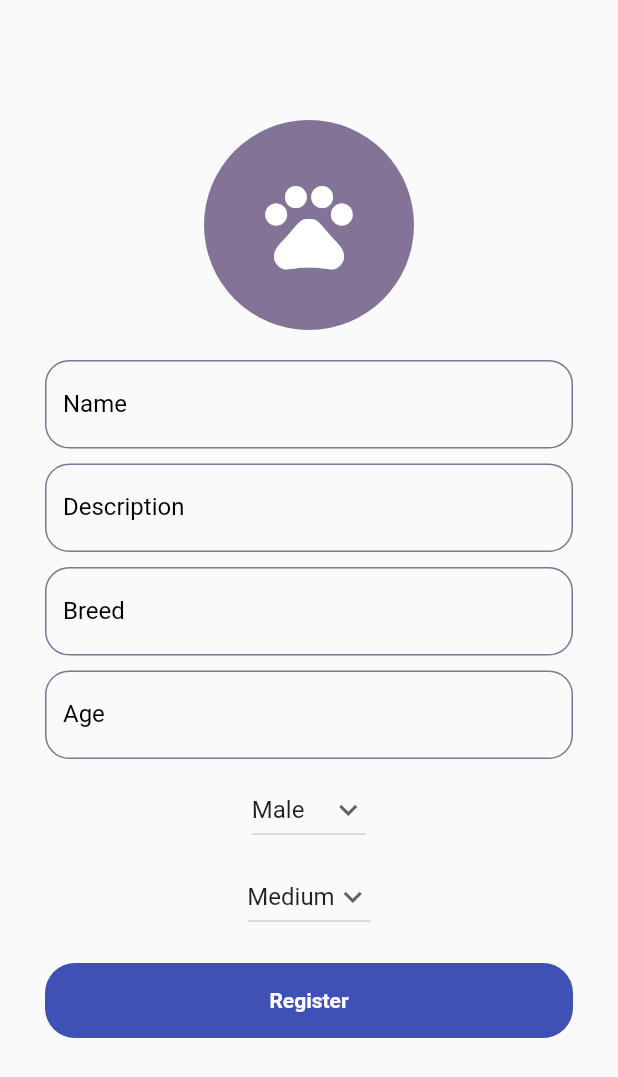
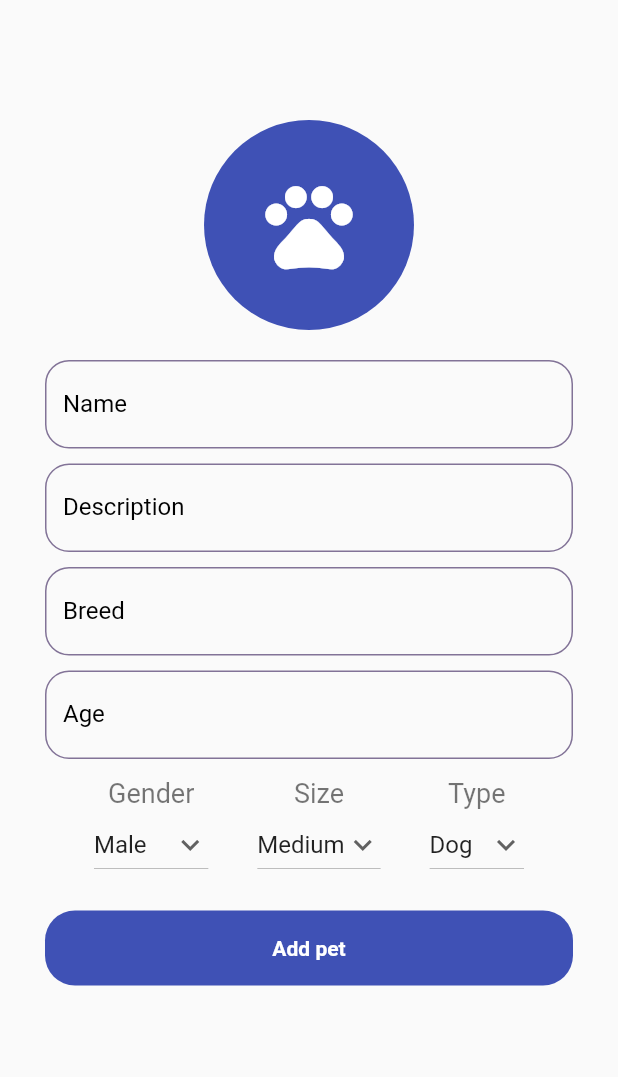
Before and after one commit to aymen-ziouche/Adoptini, a Flutter app: the AddPetPage screen opened by its route, on a phone screen of 412 x 824 dp. Shown: the top 1077 px of the screen. Run offline on Flutter 3.47's test engine with Material 2 defaults, Android fonts, the phone set to English and light mode, and no system bars; our stand-ins replace animated_bottom_navigation_bar, cloud_firestore, firebase_auth, firebase_core, firebase_storage, flutter_onboarding_slider and 4 more; accounts and stored records are empty.

Commit message:
added pet type to make it easy to filter pets by type (dog, cat, bird, other)

```diff
--- a/lib/modules/pet.dart
+++ b/lib/modules/pet.dart
@@ -5,6 +5,7 @@ class Pet {
   final String breed;
   final String age;
   final String gender;
+  final String type;
   final String image;
   final String description;
   final String ownerId;
@@ -18,6 +19,7 @@ class Pet {
     required this.breed,
     required this.age,
     required this.gender,
+    required this.type,
     required this.image,
     required this.description,
     required this.ownerId,
--- a/lib/screens/addpetpage.dart
+++ b/lib/screens/addpetpage.dart
@@ -42,6 +42,16 @@ class _AddPetPageState extends State<AddPetPage> {
     'Large',
   ];
 
+  String _petType = 'Dog';
+
+  // List of items in our dropdown menu
+  var types = [
+    'Dog',
+    'Cat',
+    'Bird',
+    'Other',
+  ];
+
   @override
   Widget build(BuildContext context) {
     return Scaffold(
@@ -75,7 +85,7 @@ class _AddPetPageState extends State<AddPetPage> {
                       }
                     },
                     child: const CircleAvatar(
-                      backgroundColor: Color(0xff827397),
+                      backgroundColor: Colors.indigo,
                       radius: 70,
                       child: Icon(
                         Icons.pets,
@@ -179,7 +189,16 @@ class _AddPetPageState extends State<AddPetPage> {
                     ),
                   ),
                 ),
-                SizedBox(height: 10.0),
+                SizedBox(height: 12.0),
+                Row(
+                  mainAxisAlignment: MainAxisAlignment.spaceEvenly,
+                  children: [
+                    Column(
+                      children: [
+                        const Text(
+                          "Gender",
+                          style: TextStyle(fontSize: 18, color: Colors.black54),
+                        ),
                         DropdownButton(
                           value: _petGender,
                           icon: const Icon(Icons.keyboard_arrow_down),
@@ -195,7 +214,14 @@ class _AddPetPageState extends State<AddPetPage> {
                             });
                           },
                         ),
-                SizedBox(height: 10.0),
+                      ],
+                    ),
+                    Column(
+                      children: [
+                        const Text(
+                          'Size',
+                          style: TextStyle(fontSize: 18, color: Colors.black54),
+                        ),
                         DropdownButton(
                           value: _petSize,
                           icon: const Icon(Icons.keyboard_arrow_down),
@@ -211,9 +237,36 @@ class _AddPetPageState extends State<AddPetPage> {
                             });
                           },
                         ),
+                      ],
+                    ),
+                    Column(
+                      children: [
+                        const Text(
+                          'Type',
+                          style: TextStyle(fontSize: 18, color: Colors.black54),
+                        ),
+                        DropdownButton(
+                          value: _petType,
+                          icon: const Icon(Icons.keyboard_arrow_down),
+                          items: types.map((String items) {
+                            return DropdownMenuItem(
+                              value: items,
+                              child: Text(items),
+                            );
+                          }).toList(),
+                          onChanged: (String? newValue) {
+                            setState(() {
+                              _petType = newValue!;
+                            });
+                          },
+                        ),
+                      ],
+                    ),
+                  ],
+                ),
                 const SizedBox(height: 20.0),
                 MainButton(
-                  text: "Register",
+                  text: "Add pet",
                   hasCircularBorder: true,
                   onTap: () async {
                     if (_globalKey.currentState!.validate()) {
@@ -227,7 +280,7 @@ class _AddPetPageState extends State<AddPetPage> {
                             petGender: _petGender,
                             petSize: _petSize,
                             petImage: _petImage,
-                        );
+                            petType: _petType);
                         Navigator.pop(context);
                       } catch (e) {
                         ScaffoldMessenger.of(context).showSnackBar(
--- a/lib/screens/favoritespage.dart
+++ b/lib/screens/favoritespage.dart
@@ -56,6 +56,7 @@ class _FavoritesPageState extends State<FavoritesPage> {
                             name: data['petName'],
                             breed: data['petBreed'],
                             gender: data['petGender'],
+                            type: data['petType'],
                             age: data['petAge'],
                             description: data['petDescription'],
                             image: data['petImage'],
--- a/lib/screens/homepage.dart
+++ b/lib/screens/homepage.dart
@@ -231,6 +231,7 @@ class _HomePageState extends State<HomePage> {
                                       name: data['petName'],
                                       breed: data['petBreed'],
                                       gender: data['petGender'],
+                                      type: data['petType'],
                                       age: data['petAge'],
                                       description: data['petDescription'],
                                       image: data['petImage'],
--- a/lib/services/firestore.dart
+++ b/lib/services/firestore.dart
@@ -17,6 +17,7 @@ class Database {
     required String petGender,
     required String petAge,
     required String petSize,
+    required String petType,
     required String petDescription,
     required File petImage,
   }) async {
@@ -42,6 +43,7 @@ class Database {
       'petGender': petGender,
       'petAge': petAge,
       'petSize': petSize,
+      'petType': petType,
       'petDescription': petDescription,
       'petImage': downloadUrl,
       'longitude': longitude,
```
Lines whose indentation alone changed are shown as unchanged.
